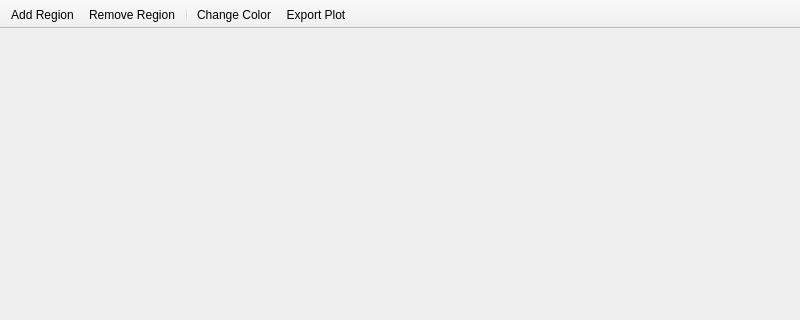
Qt form specviz/widgets/ui/plot_window.ui (spacetelescope/specviz) before a commit; both pictures show x 0 to 800 and y 0 to 320 of the 800 by 600 pixel window.
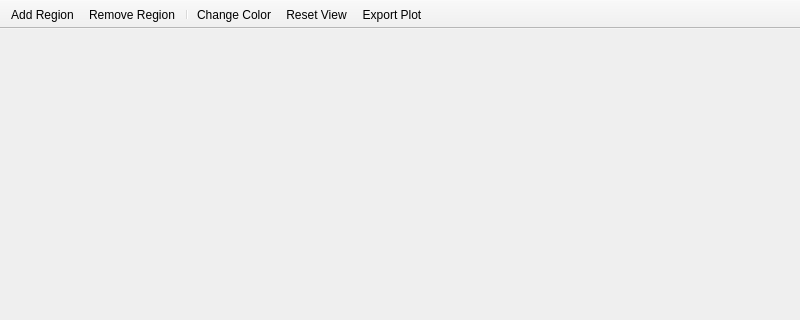
The same form after that commit. Icons and pictures are not drawn.

The edit to the form file:
```diff
--- a/specviz/widgets/ui/plot_window.ui
+++ b/specviz/widgets/ui/plot_window.ui
@@ -67,6 +67,7 @@
    <addaction name="remove_region_action"/>
    <addaction name="separator"/>
    <addaction name="change_color_action"/>
+   <addaction name="reset_view_action"/>
    <addaction name="export_plot_action"/>
   </widget>
   <action name="linear_region_action">
@@ -133,6 +134,14 @@
     <string>Change the current plot item color</string>
    </property>
   </action>
+  <action name="reset_view_action">
+   <property name="text">
+    <string>Reset View</string>
+   </property>
+   <property name="toolTip">
+    <string>Reset the axes to fit the data</string>
+   </property>
+  </action>
  </widget>
  <resources/>
  <connections/>
```
